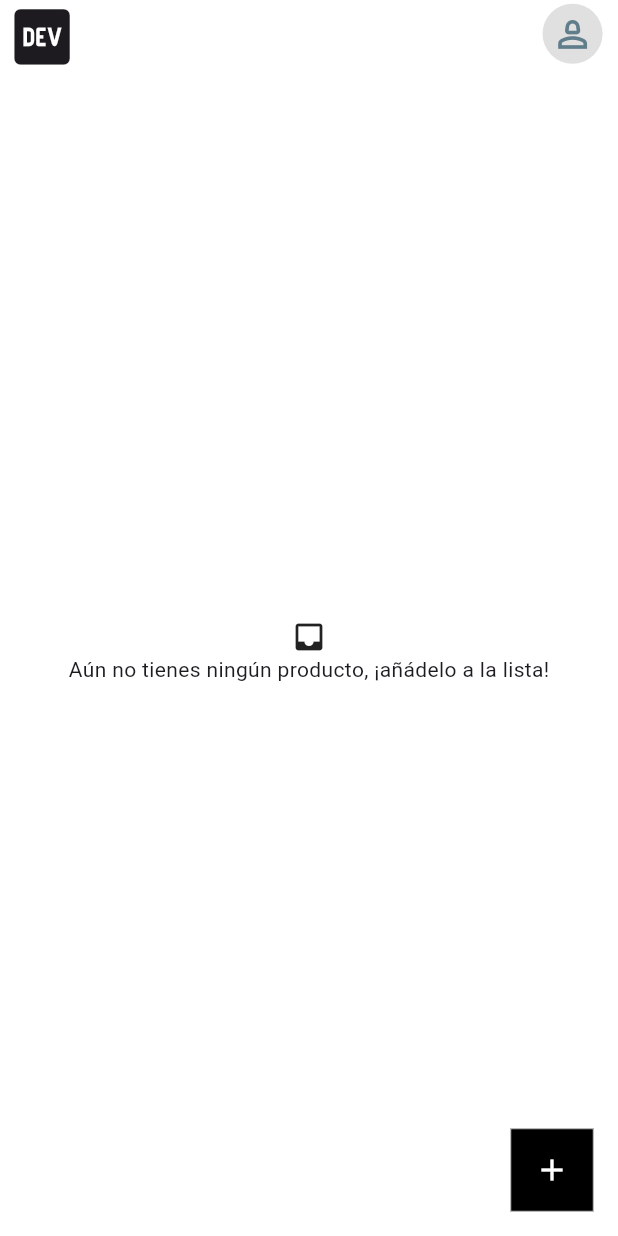
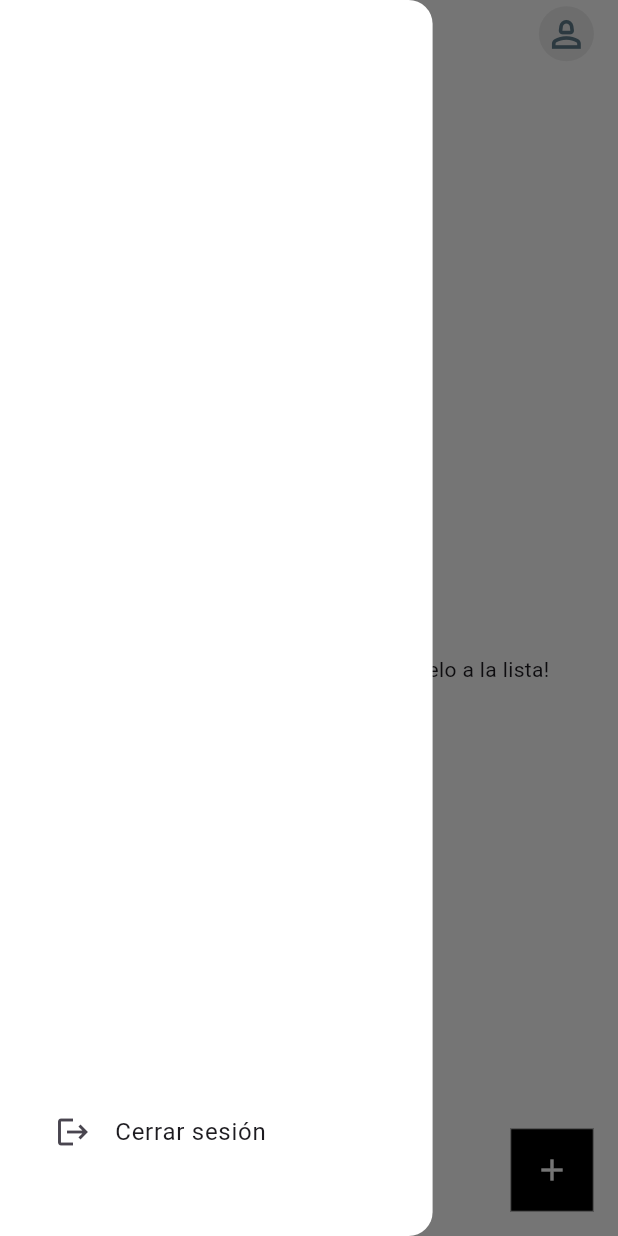
Before and after one commit to cjamar/worne-app, a Flutter app: the HomePage screen opened directly, with the side drawer open (before the commit the screen has no drawer), on a phone screen of 412 x 824 dp. Run offline on Flutter 3.47's test engine with Material 3 defaults, Android fonts, the phone set to English and light mode, and no system bars; our stand-ins replace equatable, flutter_bloc, image_picker, sign_in_button, supabase_flutter; accounts and stored records are empty.

Commit message:
Implemented Drawer

```diff
--- a/lib/features/item/presentation/pages/home_page.dart
+++ b/lib/features/item/presentation/pages/home_page.dart
@@ -8,6 +8,7 @@ import 'package:prestar_ropa_app/features/item/presentation/bloc/item_event.dart
 import 'package:prestar_ropa_app/features/item/presentation/bloc/item_state.dart';
 import 'package:prestar_ropa_app/features/item/presentation/pages/item_form_page.dart';
 import 'package:prestar_ropa_app/features/item/presentation/widgets/item_card.dart';
+import 'package:prestar_ropa_app/features/shared/widgets/app_drawer.dart';
 
 class HomePage extends StatefulWidget {
   const HomePage({super.key});
@@ -29,6 +30,7 @@ class _HomePageState extends State<HomePage> {
 
     return Scaffold(
       appBar: AppBar(
+        automaticallyImplyLeading: false,
         actionsPadding: EdgeInsets.only(right: size.width * 0.025),
         backgroundColor: Colors.white,
         scrolledUnderElevation: 0,
@@ -43,18 +45,24 @@ class _HomePageState extends State<HomePage> {
       ),
       backgroundColor: Colors.white,
       floatingActionButton: _fab(),
+      drawer: AppDrawer(),
     );
   }
 
-  _userArea(Size size) => CircleAvatar(
-    backgroundColor: Colors.grey.shade300,
-    child: Icon(
-      Icons.person_2_outlined,
-      size: size.width * 0.07,
-      color: Colors.blueGrey,
+  _userArea(Size size) => Builder(
+    builder: (context) => IconButton(
+      padding: EdgeInsets.all(size.width * 0.01),
+      onPressed: () => Scaffold.of(context).openDrawer(),
+      icon: CircleAvatar(
+        backgroundColor: Colors.grey.shade200,
+        child: Icon(
+          Icons.person_2_outlined,
+          color: Colors.blueGrey,
+          size: size.width * 0.07,
+        ),
+      ),
     ),
   );
-
   _fab() => FloatingActionButton(
     backgroundColor: Colors.black,
     elevation: 0,
@@ -127,6 +135,7 @@ class _HomePageState extends State<HomePage> {
   );
 
   _filterItemListButton(Size size, ItemStatus? activeFilter) => SliverAppBar(
+    automaticallyImplyLeading: false,
     floating: true,
     snap: true,
     pinned: false,
--- /dev/null
+++ b/lib/features/shared/widgets/app_drawer.dart
@@ -0,0 +1,39 @@
+import 'package:flutter/material.dart';
+import 'package:flutter_bloc/flutter_bloc.dart';
+import 'package:prestar_ropa_app/features/auth/presentation/bloc/auth_bloc.dart';
+import 'package:prestar_ropa_app/features/auth/presentation/bloc/auth_event.dart';
+
+class AppDrawer extends StatelessWidget {
+  const AppDrawer({super.key});
+
+  @override
+  Widget build(BuildContext context) {
+    final Size size = MediaQuery.of(context).size;
+
+    return Drawer(
+      backgroundColor: Colors.white,
+      width: size.width * 0.7,
+      child: Column(
+        mainAxisAlignment: MainAxisAlignment.end,
+        children: [
+          Padding(
+            padding: EdgeInsets.symmetric(
+              horizontal: size.width * 0.05,
+              vertical: size.height * 0.05,
+            ),
+            child: ListTile(
+              leading: Icon(Icons.logout),
+              title: Text('Cerrar sesión'),
+              onTap: () => _logOut(context),
+            ),
+          ),
+        ],
+      ),
+    );
+  }
+
+  _logOut(BuildContext context) {
+    Navigator.pop(context);
+    context.read<AuthBloc>().add(SignOutRequested());
+  }
+}
```
